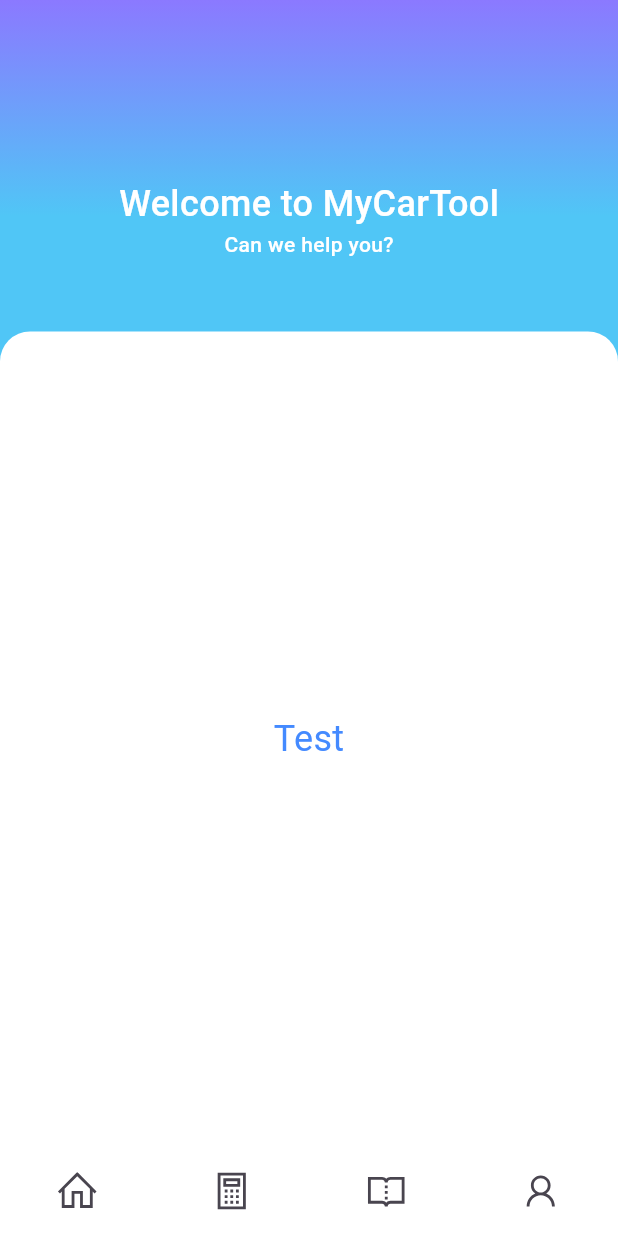
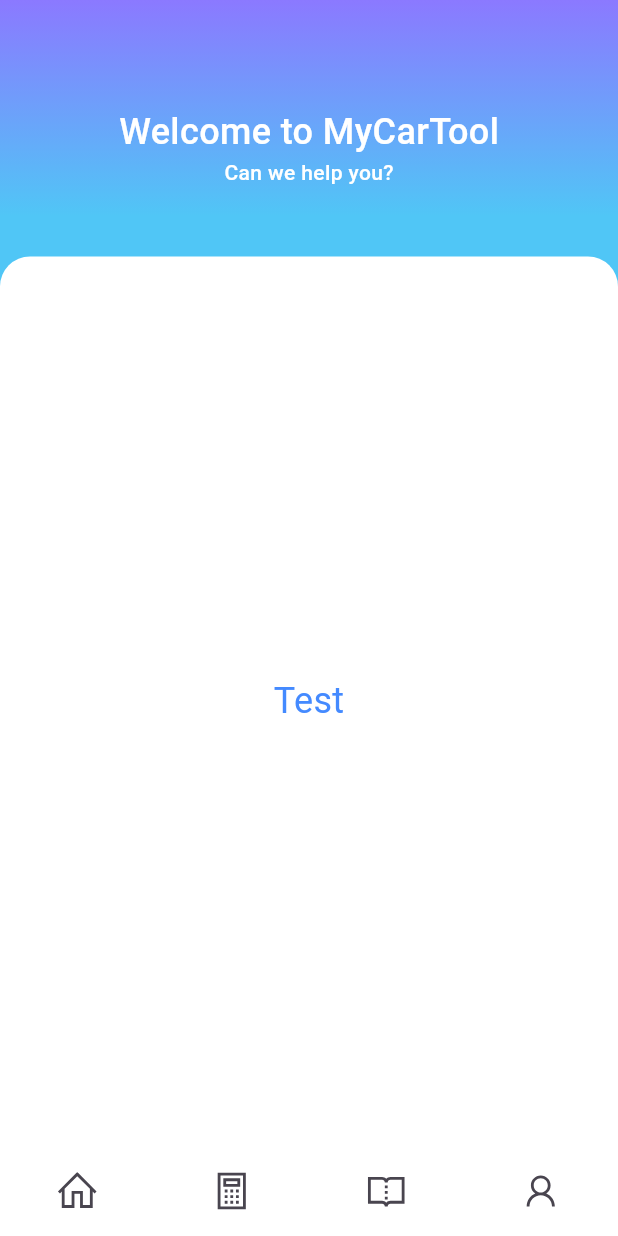
Before and after one commit to Emiresk/CarLibProto, a Flutter app: the screen it shows after launch, on a phone screen of 412 x 824 dp. Run offline on Flutter 3.47's test engine with Material 3 defaults, Android fonts, the phone set to English and light mode, and no system bars; our stand-ins replace auto_size_text, go_router, icons_plus.

Commit message:
Small fix

```diff
--- a/lib/Application/Pages/PageStart/page_start.dart
+++ b/lib/Application/Pages/PageStart/page_start.dart
@@ -52,14 +52,13 @@ class PageStartStateComponent extends State<PageStart> {
           ),
           backgroundColor: Colors.transparent,
           body: Container(
-            margin: const EdgeInsets.only(top: 25),
+            margin: const EdgeInsets.only(top: 15),
             child: Column (
               children: [
                 Container(
                   alignment: Alignment.center,
-                  height: 130,
+                  height: 100,
                   child: const Column(
-                    mainAxisAlignment: MainAxisAlignment.center,
                     children: [
                       Text("Welcome to MyCarTool", style: TextStyle(
                         color: Colors.white,
@@ -72,9 +71,6 @@ class PageStartStateComponent extends State<PageStart> {
                       )),
                     ],
                   )
-                ),
-                const SizedBox(
-                  height: 10,
                 ),
                 Expanded(
                     child: Container(
```
